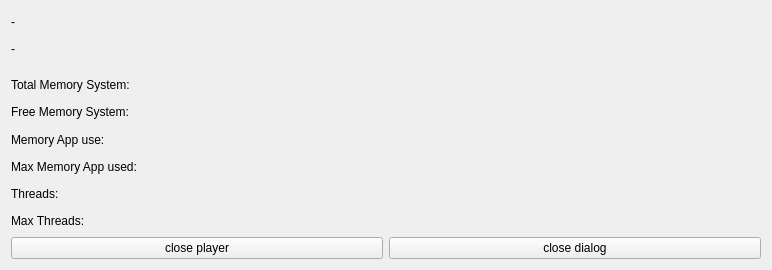
Before: the Qt Designer form src/player-common/debug_infos.ui in sagiadinos/garlic-player, drawn with Qt 5.
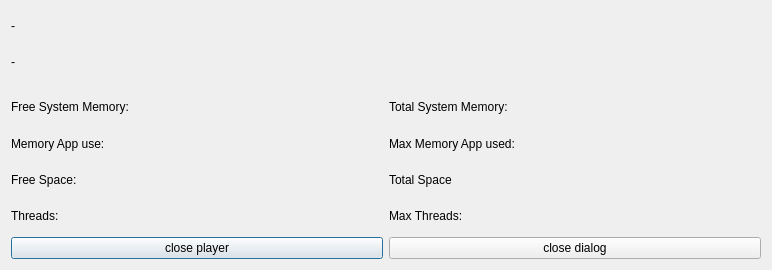
After: the same form once the commit is applied.

```diff
--- a/src/player-common/debug_infos.ui
+++ b/src/player-common/debug_infos.ui
@@ -1,7 +1,10 @@
 <?xml version="1.0" encoding="UTF-8"?>
 <ui version="4.0">
  <class>DebugInfos</class>
- <widget class="QWidget" name="DebugInfos">
+ <widget class="QDialog" name="DebugInfos">
+  <property name="windowModality">
+   <enum>Qt::NonModal</enum>
+  </property>
   <property name="geometry">
    <rect>
     <x>0</x>
@@ -55,25 +58,31 @@
         </widget>
        </item>
        <item>
-        <widget class="QLabel" name="TotalSystemMemory">
-         <property name="styleSheet">
-          <string notr="true">background-color: transparent;</string>
-         </property>
-         <property name="text">
-          <string>Total Memory System:</string>
-         </property>
-        </widget>
-       </item>
+        <layout class="QHBoxLayout" name="horizontalLayout_2">
        <item>
         <widget class="QLabel" name="FreeSystemMemory">
          <property name="styleSheet">
           <string notr="true">background-color: transparent;</string>
          </property>
          <property name="text">
-          <string>Free Memory System:</string>
+            <string>Free System Memory:</string>
          </property>
         </widget>
        </item>
+         <item>
+          <widget class="QLabel" name="TotalSystemMemory">
+           <property name="styleSheet">
+            <string notr="true">background-color: transparent;</string>
+           </property>
+           <property name="text">
+            <string>Total System Memory:</string>
+           </property>
+          </widget>
+         </item>
+        </layout>
+       </item>
+       <item>
+        <layout class="QHBoxLayout" name="horizontalLayout_3">
        <item>
         <widget class="QLabel" name="OutputMemoryUse">
          <property name="styleSheet">
@@ -94,6 +103,28 @@
          </property>
         </widget>
        </item>
+        </layout>
+       </item>
+       <item>
+        <layout class="QHBoxLayout" name="horizontalLayout_5">
+         <item>
+          <widget class="QLabel" name="TotalSpace">
+           <property name="text">
+            <string>Free Space:</string>
+           </property>
+          </widget>
+         </item>
+         <item>
+          <widget class="QLabel" name="FreeSpace">
+           <property name="text">
+            <string>Total Space</string>
+           </property>
+          </widget>
+         </item>
+        </layout>
+       </item>
+       <item>
+        <layout class="QHBoxLayout" name="horizontalLayout_4">
        <item>
         <widget class="QLabel" name="ThreadsNumber">
          <property name="styleSheet">
@@ -113,6 +144,8 @@
           <string>Max Threads:</string>
          </property>
         </widget>
+         </item>
+        </layout>
        </item>
        <item>
         <layout class="QHBoxLayout" name="horizontalLayout">
```
Left out of the diff: 2 changed lines with no effect on the pictures. Lines whose indentation alone changed are shown as unchanged.
